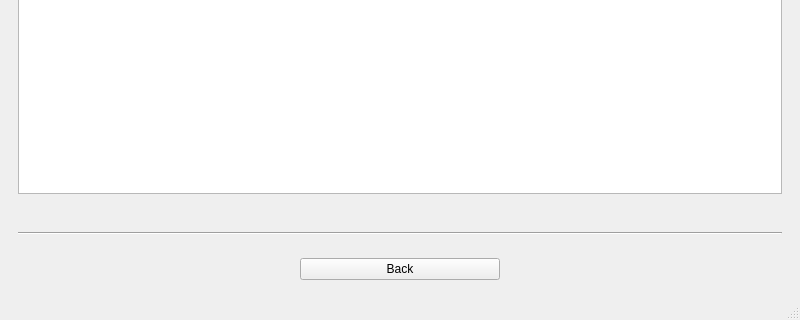
Qt form well_table.ui (dhairyashil-G/CGWB-Desktop-App) before a commit; both pictures show x 0 to 800 and y 280 to 600 of the 800 by 600 pixel window.
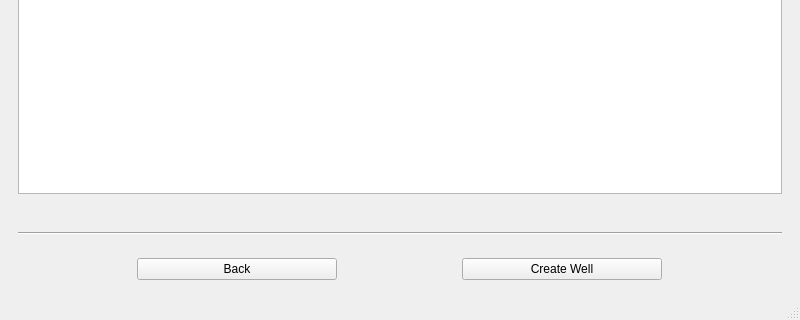
The same form after that commit.

Commit message: create well button added in well table

Patch:
```diff
--- a/well_table.ui
+++ b/well_table.ui
@@ -177,6 +177,19 @@
          </property>
         </widget>
        </item>
+       <item>
+        <widget class="QPushButton" name="create_well_button">
+         <property name="maximumSize">
+          <size>
+           <width>200</width>
+           <height>16777215</height>
+          </size>
+         </property>
+         <property name="text">
+          <string>Create Well</string>
+         </property>
+        </widget>
+       </item>
       </layout>
      </widget>
     </item>
```
The commit also changes 5 other files.
